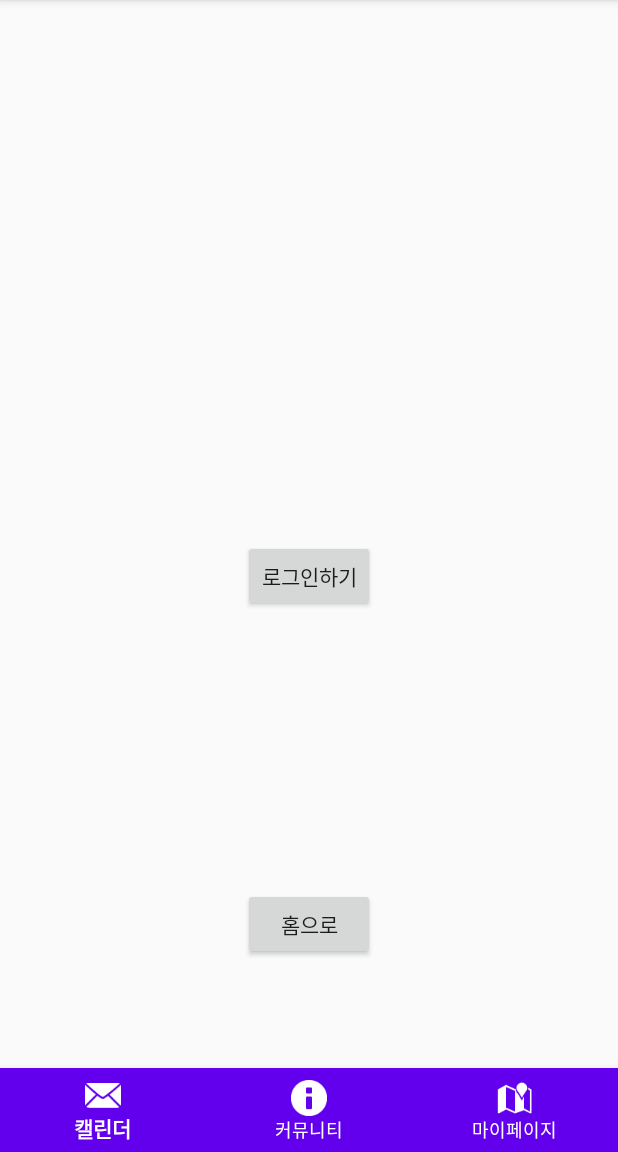
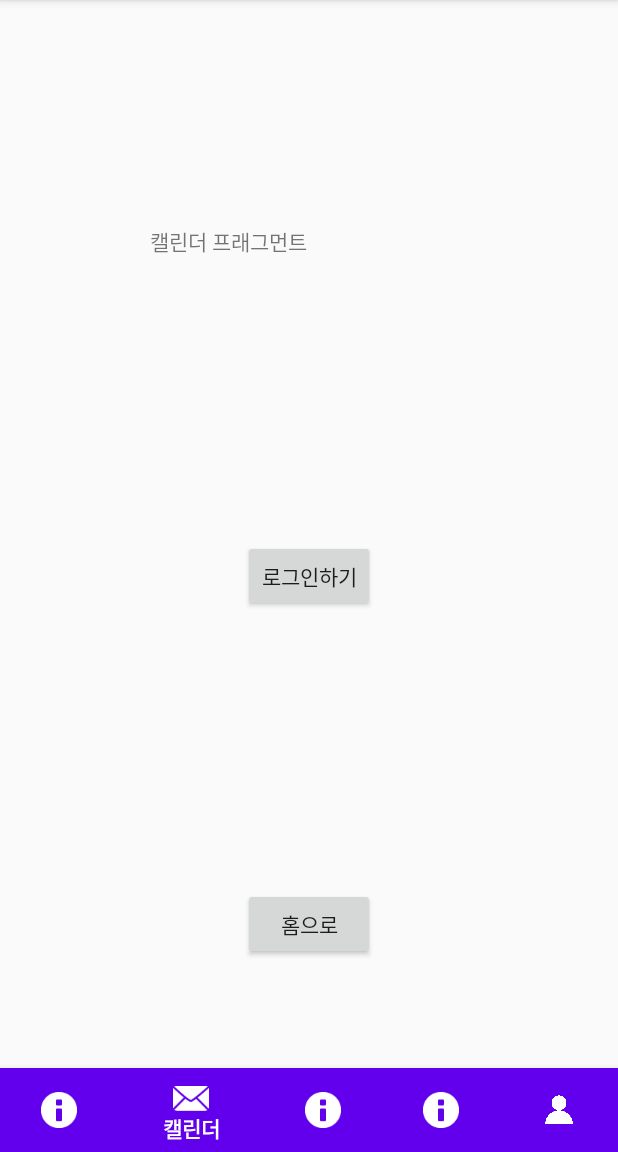
Before and after one commit to NaDaPuPu/Dahada, an Android app: the screen it shows after launch (MainActivity), item 2 of the bottom bar chosen, on a phone screen of 412 x 824 dp, the part 84-1236 px from its top. Run offline under Robolectric (Android 15) with nearby library versions, the phone set to English and light mode, and no system bars.

Commit message:
Add bottombar_2 branch, Class name change

```diff
--- a/dahada/app/src/main/java/com/d2w/dahada/MainActivity.java
+++ b/dahada/app/src/main/java/com/d2w/dahada/MainActivity.java
@@ -2,7 +2,6 @@ package com.d2w.dahada;
 
 import androidx.appcompat.app.AppCompatActivity;
 
-import android.app.Activity;
 import android.content.Intent;
 import android.os.Bundle;
 import android.view.View;
@@ -12,21 +11,24 @@ import android.widget.Toast;
 
 import androidx.annotation.NonNull;
 
-import com.d2w.dahada.data.bottombar.calender;
+import com.d2w.dahada.data.bottombar.Calender;
+import com.d2w.dahada.data.bottombar.Mypage;
 import com.d2w.dahada.data.login.LoginActivity;
 
 import com.google.android.material.bottomnavigation.BottomNavigationView;
 
 public class MainActivity extends AppCompatActivity {
 
-    calender calender;
+    Calender calender;
+    Mypage mypage;
 
     @Override
     protected void onCreate(Bundle savedInstanceState) {
         super.onCreate(savedInstanceState);
         setContentView(R.layout.activity_main);
 
-        calender = new calender();
+        calender = new Calender();
+        mypage = new Mypage();
 
         /*getSupportFragmentManager().beginTransaction().replace(R.id.container, calender).commit();*/
 
@@ -35,14 +37,18 @@ public class MainActivity extends AppCompatActivity {
             @Override
             public boolean onNavigationItemSelected(@NonNull MenuItem item) {
                 switch (item.getItemId()) {
-                    case R.id.tab1:
+                    case R.id.tab2:
                         Toast.makeText(getApplicationContext(), "캘린더 화면", Toast.LENGTH_LONG).show();
-                                getSupportFragmentManager().beginTransaction()
-                                        .replace(R.id.container, calender).commit();
+                        getSupportFragmentManager().beginTransaction().replace(R.id.container, calender).commit();
+
+                        return true;
+
+                    case R.id.tab5:
+                        Toast.makeText(getApplicationContext(), "마이페이지", Toast.LENGTH_LONG).show();
+                        getSupportFragmentManager().beginTransaction().replace(R.id.container, mypage).commit();
 
                         return true;
                 }
-
                 return false;
             }
         });
@@ -67,10 +73,4 @@ public class MainActivity extends AppCompatActivity {
             }
         });
     }
-
-
-
-
-
-
-    }
+}
--- a/dahada/app/src/main/java/com/d2w/dahada/data/bottombar/calender.java
+++ b/dahada/app/src/main/java/com/d2w/dahada/data/bottombar/Calender.java
@@ -9,7 +9,7 @@ import androidx.fragment.app.Fragment;
 
 import com.d2w.dahada.R;
 
-public class calender extends Fragment {
+public class Calender extends Fragment {
 
     @Override
     public View onCreateView(LayoutInflater inflater, ViewGroup container, Bundle savedInstanceState) {
--- /dev/null
+++ b/dahada/app/src/main/java/com/d2w/dahada/data/bottombar/Mypage.java
@@ -0,0 +1,19 @@
+package com.d2w.dahada.data.bottombar;
+
+import android.os.Bundle;
+import android.view.LayoutInflater;
+import android.view.View;
+import android.view.ViewGroup;
+
+import androidx.fragment.app.Fragment;
+
+import com.d2w.dahada.R;
+
+public class Mypage extends Fragment {
+
+    @Override
+    public View onCreateView(LayoutInflater inflater, ViewGroup container, Bundle savedInstanceState) {
+        return inflater.inflate(R.layout.mypage, container, false);
+    }
+
+}
--- a/dahada/app/src/main/res/menu/menu_bottom.xml
+++ b/dahada/app/src/main/res/menu/menu_bottom.xml
@@ -4,20 +4,33 @@
 
     <item
         android:id="@+id/tab1"
+        android:icon="@android:drawable/ic_dialog_info"
+        android:title="커뮤니티"
+        app:showAsAction="ifRoom" />
+
+    <item
+        android:id="@+id/tab2"
         app:showAsAction="ifRoom"
         android:enabled="true"
         android:icon="@android:drawable/ic_dialog_email"
         android:title="캘린더" />
-    <item
-        android:id="@+id/tab2"
-    app:showAsAction="ifRoom"
-    android:icon="@android:drawable/ic_dialog_info"
-    android:title="커뮤니티" />
+
     <item
         android:id="@+id/tab3"
-        app:showAsAction="ifRoom"
-        android:enabled="true"
-        android:icon="@android:drawable/ic_dialog_map"
-        android:title="마이페이지" />
+        android:icon="@android:drawable/ic_dialog_info"
+        android:title="커뮤니티"
+        app:showAsAction="ifRoom" />
+
+    <item
+        android:id="@+id/tab4"
+        android:icon="@android:drawable/ic_dialog_info"
+        android:title="커뮤니티"
+        app:showAsAction="ifRoom" />
+
+    <item
+        android:id="@+id/tab5"
+        android:icon="@drawable/mypage"
+        android:title="마이페이지"
+        app:showAsAction="ifRoom" />
 
 </menu>
```
Also changed, not shown: dahada/app/src/main/res/layout/mypage.xml (added, +18 -0 lines), dahada/app/src/main/res/drawable/mypage.png (added).
